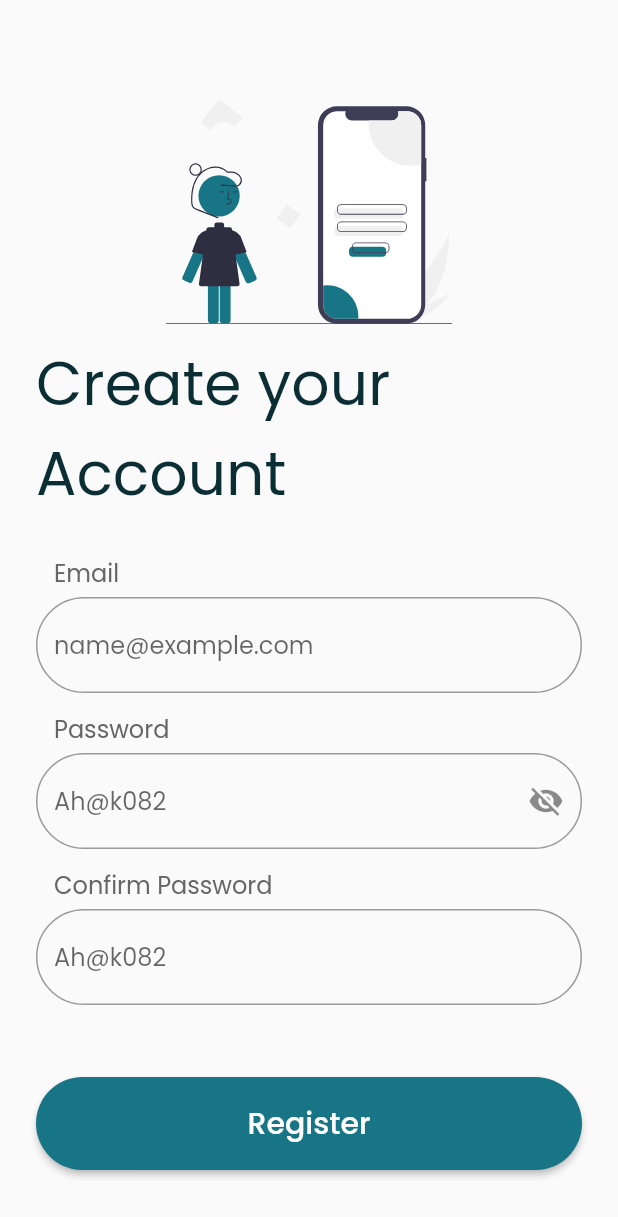
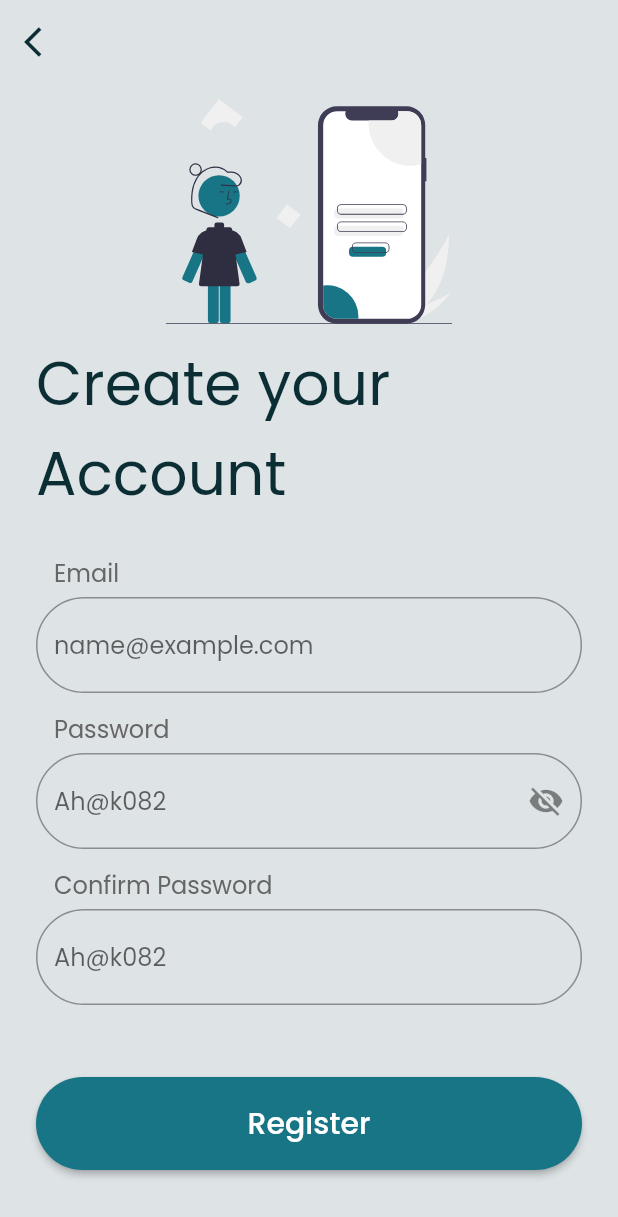
Before and after one commit to RashadGhassan/ToDo-List-Project, a Flutter app: the RegistrationPage screen opened directly, on a phone screen of 412 x 824 dp. Shown: the top 1217 px of the screen. Run offline on Flutter 3.47's test engine with Material 2 defaults, Android fonts, the phone set to English and light mode, and no system bars; our stand-ins replace flutter_svg.

Commit message:
login register and welcome pages done with navigation

```diff
--- a/lib/screens/register_screen.dart
+++ b/lib/screens/register_screen.dart
@@ -7,9 +7,19 @@ class RegistrationPage extends StatelessWidget {
   @override
   Widget build(BuildContext context) {
     return Scaffold(
+      backgroundColor: Color(0xffdee3e6),
       appBar: AppBar(
         elevation: 0,
         backgroundColor: Colors.transparent,
+        iconTheme: IconThemeData(
+          color: Color(0xff0b2e35),
+        ),
+        leading: IconButton(
+          onPressed: () {
+            Navigator.pop(context);
+          },
+          icon: Icon(Icons.arrow_back_ios),
+        ),
       ),
       body: Registration(),
     );
@@ -161,7 +171,6 @@ class _RegistrationFormState extends State<RegistrationForm> {
                   return "Password must be 8 Characters Long";
                 }
                 RegExp regex = RegExp(r'^(?=.*?[0-9])(?=.*?[!@#\$&*~]).{8,}$');
-                bool flag = true;
                 if (!regex.hasMatch(value)) {
                   return "Password must contain at least one special character, and atleast one number";
                 }
```
Also changed, not shown: lib/main.dart (+6 -1 lines), lib/screens/login_screen.dart (+9 -0 lines), lib/screens/welcome_screen.dart (+11 -4 lines).
